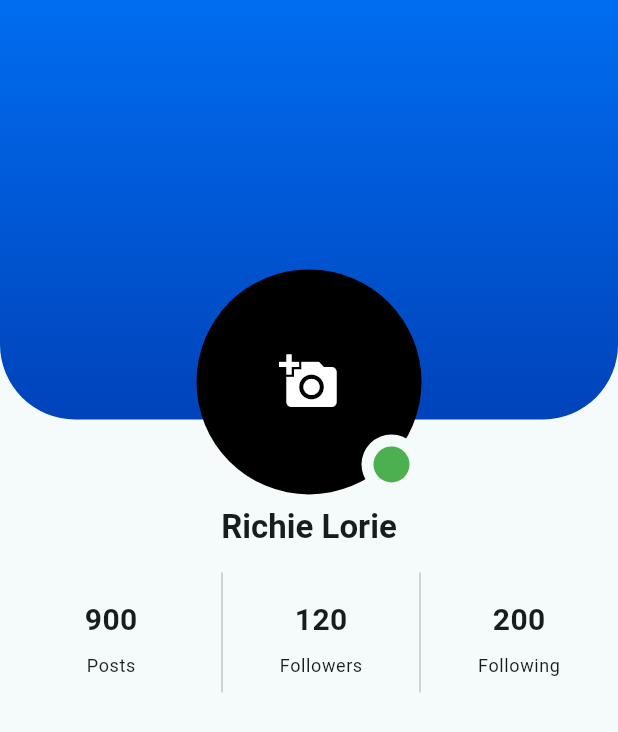
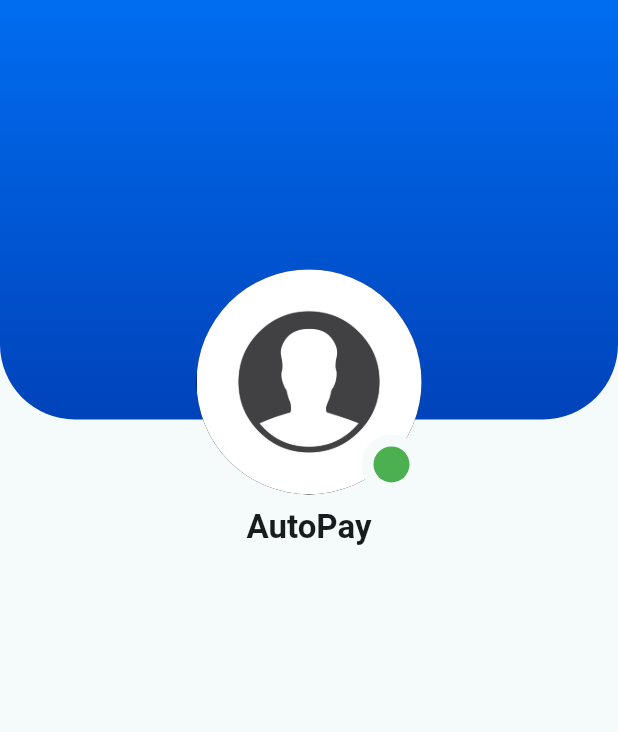
Before and after one commit to vladigarcia/autopago, a Flutter app: the ProfilePage1 screen opened directly, on a phone screen of 412 x 824 dp. Shown: the top 732 px of the screen. Run offline on Flutter 3.47's test engine with Material 2 defaults, Android fonts, the phone set to English and light mode, and no system bars; our stand-ins replace cloud_firestore, firebase_auth, firebase_core, google_nav_bar; accounts and stored records are empty.

Commit message:
a bueno master

```diff
--- a/lib/pages/user.dart
+++ b/lib/pages/user.dart
@@ -1,7 +1,21 @@
 import 'package:flutter/material.dart';
-import 'package:image_picker/image_picker.dart';
-import 'package:permission_handler/permission_handler.dart';
-import 'dart:io';
+
+void main() {
+  runApp(MyApp());
+}
+
+class MyApp extends StatelessWidget {
+  @override
+  Widget build(BuildContext context) {
+    return MaterialApp(
+      title: 'Profile Page',
+      theme: ThemeData(
+        primarySwatch: Colors.blue,
+      ),
+      home: ProfilePage1(),
+    );
+  }
+}
 
 class ProfilePage1 extends StatelessWidget {
   const ProfilePage1({Key? key}) : super(key: key);
@@ -19,14 +33,14 @@ class ProfilePage1 extends StatelessWidget {
               child: Column(
                 children: [
                   Text(
-                    "Richie Lorie",
+                    "AutoPay",
                     style: Theme.of(context)
                         .textTheme
                         .headline6
                         ?.copyWith(fontWeight: FontWeight.bold),
                   ),
                   const SizedBox(height: 16),
-                  const _ProfileInfoRow(),
+                  // Puedes agregar más contenido aquí según tus necesidades
                 ],
               ),
             ),
@@ -37,88 +51,8 @@ class ProfilePage1 extends StatelessWidget {
   }
 }
 
-class _ProfileInfoRow extends StatelessWidget {
-  const _ProfileInfoRow({Key? key}) : super(key: key);
-
-  final List<ProfileInfoItem> _items = const [
-    ProfileInfoItem("Posts", 900),
-    ProfileInfoItem("Followers", 120),
-    ProfileInfoItem("Following", 200),
-  ];
-
-  @override
-  Widget build(BuildContext context) {
-    return Container(
-      height: 80,
-      constraints: const BoxConstraints(maxWidth: 400),
-      child: Row(
-        mainAxisAlignment: MainAxisAlignment.spaceEvenly,
-        children: _items
-            .map((item) => Expanded(
-                child: Row(
-                  children: [
-                    if (_items.indexOf(item) != 0) const VerticalDivider(),
-                    Expanded(child: _singleItem(context, item)),
-                  ],
-                )))
-            .toList(),
-      ),
-    );
-  }
-
-  Widget _singleItem(BuildContext context, ProfileInfoItem item) => Column(
-    mainAxisAlignment: MainAxisAlignment.center,
-    children: [
-      Padding(
-        padding: const EdgeInsets.all(8.0),
-        child: Text(
-          item.value.toString(),
-          style: const TextStyle(
-            fontWeight: FontWeight.bold,
-            fontSize: 20,
-          ),
-        ),
-      ),
-      Text(
-        item.title,
-        style: Theme.of(context).textTheme.caption,
-      )
-    ],
-  );
-}
-
-class ProfileInfoItem {
-  final String title;
-  final int value;
-  const ProfileInfoItem(this.title, this.value);
-}
-
-class _TopPortion extends StatefulWidget {
+class _TopPortion extends StatelessWidget {
   const _TopPortion({Key? key}) : super(key: key);
-
-  @override
-  _TopPortionState createState() => _TopPortionState();
-}
-
-class _TopPortionState extends State<_TopPortion> {
-  File? _image;
-
-  Future<void> _pickImage() async {
-    final status = await Permission.photos.request();
-    if (status.isGranted) {
-      final picker = ImagePicker();
-      final pickedFile = await picker.getImage(source: ImageSource.gallery);
-
-      setState(() {
-        if (pickedFile != null) {
-          _image = File(pickedFile.path);
-        }
-      });
-    } else {
-      // El usuario negó el permiso
-      // Puedes mostrar un diálogo o realizar alguna acción adicional aquí
-    }
-  }
 
   @override
   Widget build(BuildContext context) {
@@ -147,27 +81,15 @@ class _TopPortionState extends State<_TopPortion> {
             child: Stack(
               fit: StackFit.expand,
               children: [
-                GestureDetector(
-                  onTap: _pickImage,
-                  child: Container(
-                    decoration: BoxDecoration(
-                      color: Colors.black,
-                      shape: BoxShape.circle,
+                Container(
+                  decoration: const BoxDecoration(
+                    color: Colors.black,
+                    shape: BoxShape.circle,
+                    image: DecorationImage(
+                      fit: BoxFit.cover,
+                      // Cambia 'tu_imagen_local.jpg' al nombre de tu imagen en la carpeta 'images'
+                      image: AssetImage('images/perfil.png'),
                     ),
-                    child: _image != null
-                        ? ClipOval(
-                            child: Image.file(
-                              _image!,
-                              fit: BoxFit.cover,
-                            ),
-                          )
-                        : const Center(
-                            child: Icon(
-                              Icons.add_a_photo,
-                              color: Colors.white,
-                              size: 40,
-                            ),
-                          ),
                   ),
                 ),
                 Positioned(
--- a/pubspec.yaml
+++ b/pubspec.yaml
@@ -48,6 +48,7 @@ dependencies:
   salomon_bottom_bar: ^3.3.2
   image_picker: ^1.0.4
   permission_handler: ^11.0.1
+  image_cropper: ^5.0.0
 
 
 
```
Also changed, not shown: pubspec.lock.
